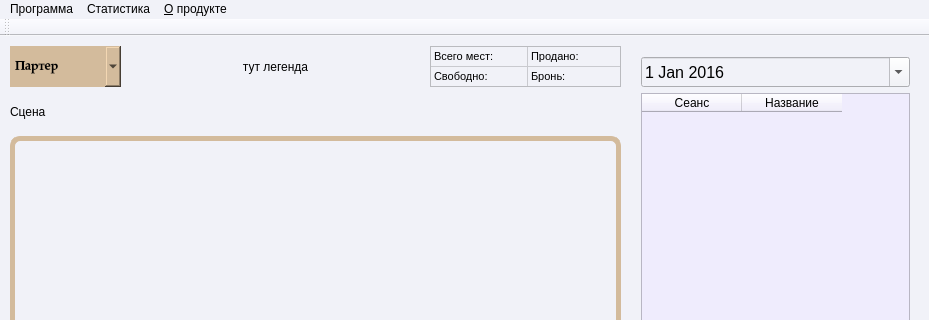
The window that VTeatre/mainwindow.ui (sashaserg/Cursovaya) describes before a commit, drawn with Qt 5; both pictures show x 0 to 929 and y 0 to 320 of the 929 by 620 pixel window.
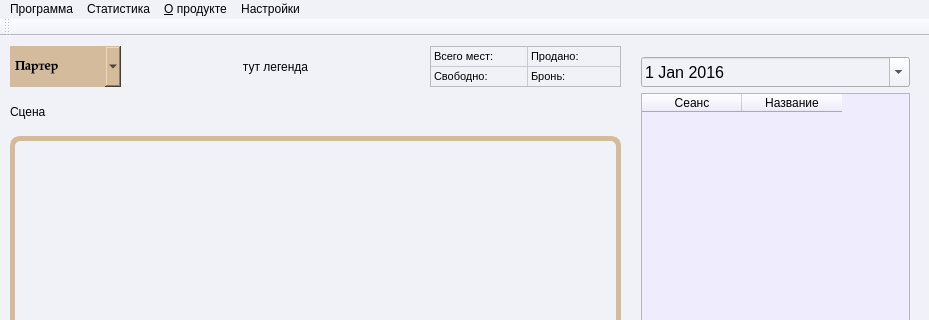
The same window after the commit.

Commit message: Сделал чтоб при входе в программу изначально не было таблицы. Появляется при выборе спектакля. Так же начал делать настройки зала.

The edit to the form file:
```diff
--- a/VTeatre/mainwindow.ui
+++ b/VTeatre/mainwindow.ui
@@ -612,9 +612,16 @@
     </property>
     <addaction name="action_statistic_sale"/>
    </widget>
+   <widget class="QMenu" name="menu_4">
+    <property name="title">
+     <string>Настройки</string>
+    </property>
+    <addaction name="options_room"/>
+   </widget>
    <addaction name="menu_2"/>
    <addaction name="menu_3"/>
    <addaction name="menu"/>
+   <addaction name="menu_4"/>
   </widget>
   <widget class="QToolBar" name="mainToolBar">
    <attribute name="toolBarArea">
```
Left out of the diff: 182 changed lines with no effect on the pictures. The commit also changes 9 other files.
